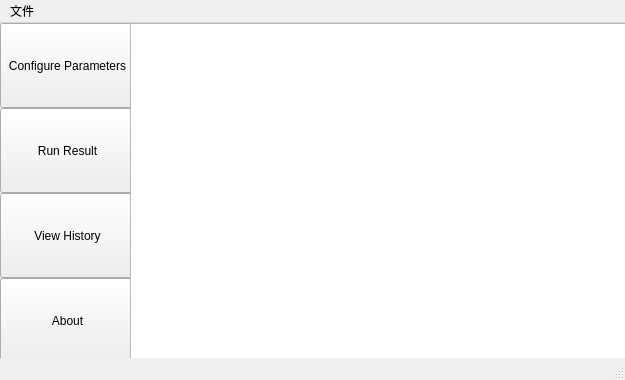
Qt form mainwindow.ui (SimonCqk/Photon_Propagation_Simulation) before a commit.
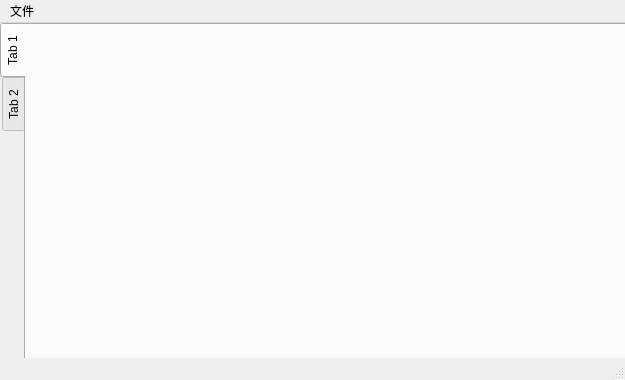
The same form after that commit. Icons and pictures are not drawn.

```diff
--- a/mainwindow.ui
+++ b/mainwindow.ui
@@ -24,110 +24,28 @@
     <normaloff>:/image/logo</normaloff>:/image/logo</iconset>
   </property>
   <widget class="QWidget" name="centralWidget">
-   <widget class="QPushButton" name="AboutButton">
+   <widget class="QTabWidget" name="TabWidget">
     <property name="geometry">
      <rect>
       <x>0</x>
-      <y>255</y>
-      <width>135</width>
-      <height>85</height>
-     </rect>
-    </property>
-    <property name="font">
-     <font>
-      <family>Microsoft YaHei UI</family>
-     </font>
-    </property>
-    <property name="text">
-     <string>About</string>
-    </property>
-    <property name="default">
-     <bool>false</bool>
-    </property>
-    <property name="flat">
-     <bool>false</bool>
-    </property>
-   </widget>
-   <widget class="QPushButton" name="ConfigButton">
-    <property name="geometry">
-     <rect>
-      <x>0</x>
       <y>0</y>
-      <width>135</width>
-      <height>85</height>
-     </rect>
-    </property>
-    <property name="font">
-     <font>
-      <family>Microsoft YaHei UI</family>
-      <pointsize>9</pointsize>
-     </font>
-    </property>
-    <property name="text">
-     <string>Configure Parameters</string>
-    </property>
-    <property name="checkable">
-     <bool>false</bool>
-    </property>
-    <property name="default">
-     <bool>false</bool>
-    </property>
-    <property name="flat">
-     <bool>false</bool>
-    </property>
-   </widget>
-   <widget class="QPushButton" name="HistoryButton">
-    <property name="geometry">
-     <rect>
-      <x>0</x>
-      <y>170</y>
-      <width>135</width>
-      <height>85</height>
-     </rect>
-    </property>
-    <property name="font">
-     <font>
-      <family>Microsoft YaHei UI</family>
-     </font>
-    </property>
-    <property name="text">
-     <string>View History</string>
-    </property>
-    <property name="flat">
-     <bool>false</bool>
-    </property>
-   </widget>
-   <widget class="QPushButton" name="ResultButton">
-    <property name="geometry">
-     <rect>
-      <x>0</x>
-      <y>85</y>
-      <width>135</width>
-      <height>85</height>
-     </rect>
-    </property>
-    <property name="font">
-     <font>
-      <family>Microsoft YaHei UI</family>
-      <pointsize>9</pointsize>
-     </font>
-    </property>
-    <property name="text">
-     <string>Run Result</string>
-    </property>
-    <property name="flat">
-     <bool>false</bool>
-    </property>
-   </widget>
-   <widget class="QListView" name="listView">
-    <property name="geometry">
-     <rect>
-      <x>130</x>
-      <y>0</y>
-      <width>501</width>
+      <width>631</width>
       <height>341</height>
      </rect>
     </property>
+    <property name="tabPosition">
+     <enum>QTabWidget::West</enum>
+    </property>
+    <widget class="QWidget" name="tab">
+     <attribute name="title">
+      <string>Tab 1</string>
+     </attribute>
+    </widget>
+    <widget class="QWidget" name="tab_2">
+     <attribute name="title">
+      <string>Tab 2</string>
+     </attribute>
+    </widget>
    </widget>
   </widget>
   <widget class="QMenuBar" name="menuBar">
```
